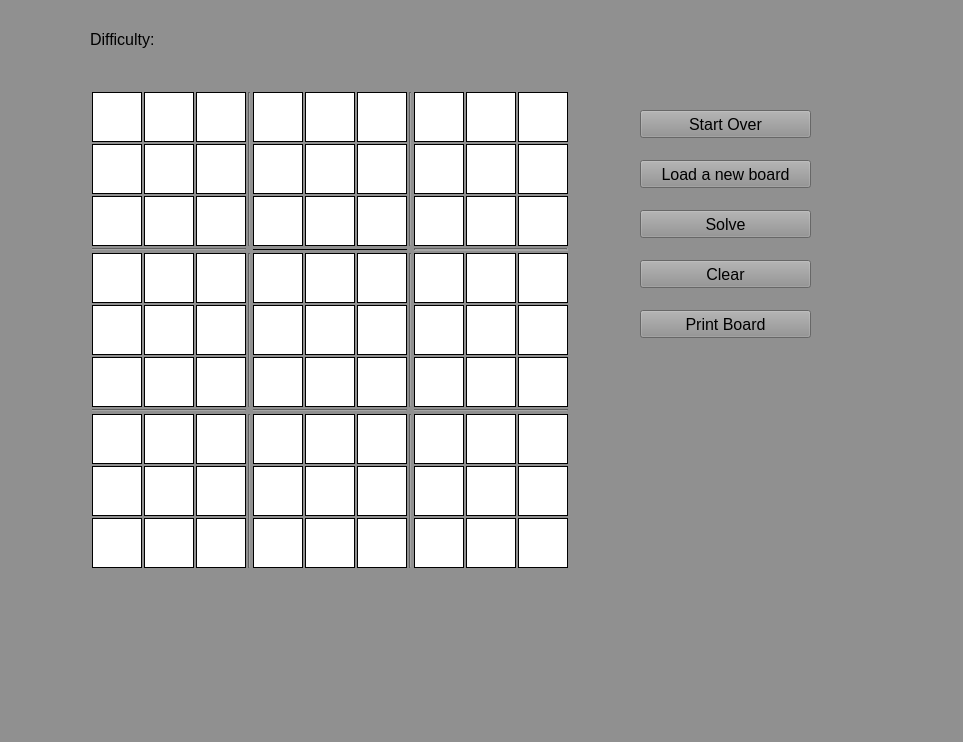
The window that View/sudoku.ui (giladsamuel/SudokuPy) describes before a commit, drawn with Qt 5.
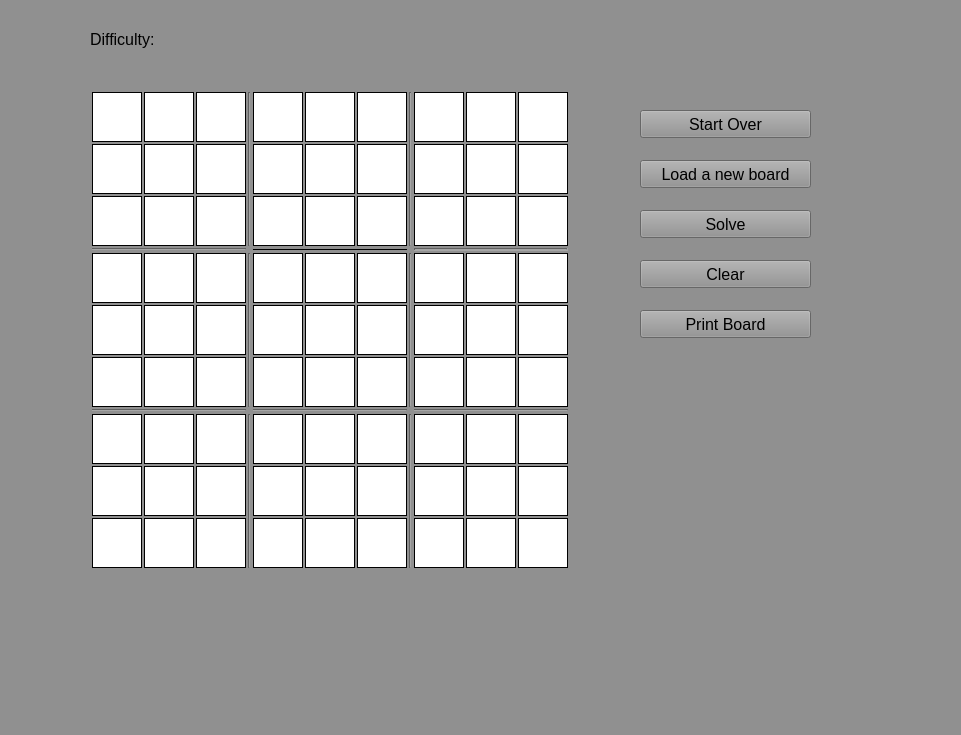
The same window after the commit.

Commit message: added `is_editable` property to cells

```diff
--- a/View/sudoku.ui
+++ b/View/sudoku.ui
@@ -6,8 +6,8 @@
    <rect>
     <x>0</x>
     <y>0</y>
-    <width>963</width>
-    <height>742</height>
+    <width>961</width>
+    <height>735</height>
    </rect>
   </property>
   <property name="windowTitle">
```
Left out of the diff: 245 changed lines with no effect on the pictures. The commit also changes 1 other file.
